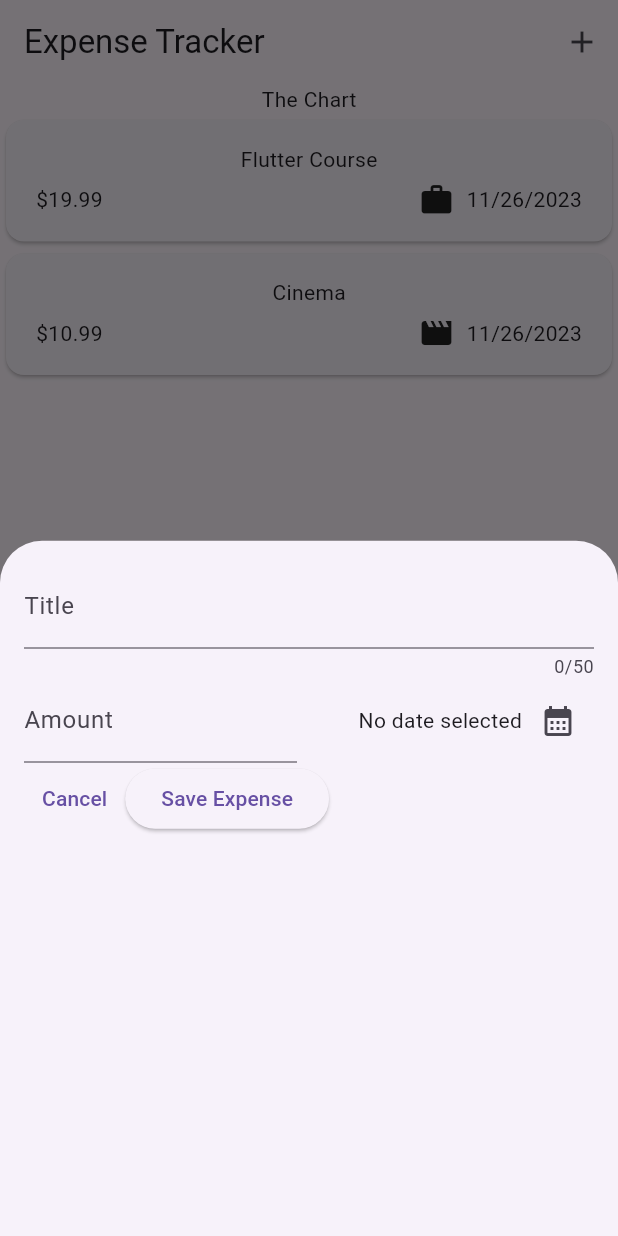
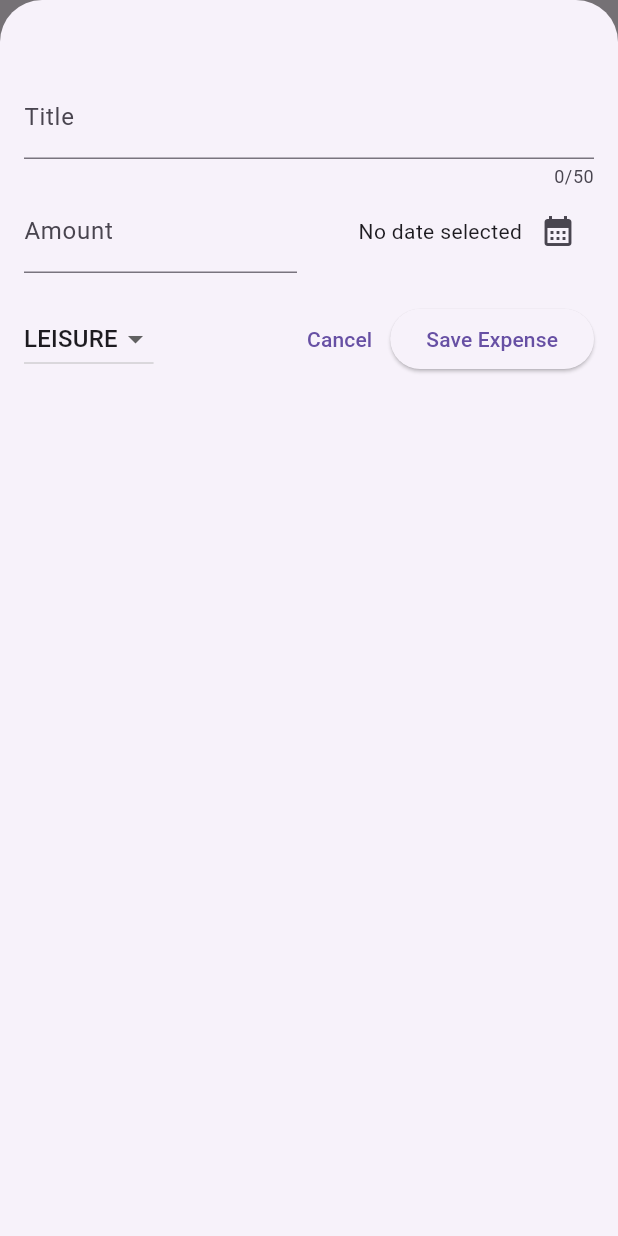
Before and after one commit to LeonaVerbovci/expense_tracker_app, a Flutter app: the screen it shows after launch, after a tap on the "add" icon, on a phone screen of 412 x 824 dp. Run offline on Flutter 3.47's test engine with Material 2 defaults, Android fonts, the phone set to English and light mode, and no system bars.

Commit message:
Validated User inputs, added error dialog, saving new expenses

```diff
--- a/lib/widgets/expenses.dart
+++ b/lib/widgets/expenses.dart
@@ -28,7 +28,17 @@ class _ExpensesState extends State<Expenses> {
 
   void _openAddExpenseOverlay() {
     showModalBottomSheet(
-        context: context, builder: (ctx) => const NewExpense());
+        isScrollControlled: true,
+        context: context,
+        builder: (ctx) => NewExpense(
+              onAddExpense: _addExpense,
+            ));
+  }
+
+  void _addExpense(Expense expense) {
+    setState(() {
+      _registeredExpenses.add(expense);
+    });
   }
 
   @override
--- a/lib/widgets/new_expense.dart
+++ b/lib/widgets/new_expense.dart
@@ -2,7 +2,9 @@ import 'package:expense_tracker_app/model/expense_model.dart';
 import 'package:flutter/material.dart';
 
 class NewExpense extends StatefulWidget {
-  const NewExpense({super.key});
+  const NewExpense({super.key, required this.onAddExpense});
+
+  final void Function(Expense expense) onAddExpense;
 
   @override
   State<NewExpense> createState() => _NewExpenseState();
@@ -12,6 +14,7 @@ class _NewExpenseState extends State<NewExpense> {
   final _titleController = TextEditingController();
   final _amountController = TextEditingController();
   DateTime? _selectedDate;
+  Category _selectedCategory = Category.leisure;
 
   void _presentDatePicker() async {
     final now = DateTime.now();
@@ -27,6 +30,43 @@ class _NewExpenseState extends State<NewExpense> {
     });
   }
 
+  void _submitExpenseData() {
+    final enteredAmount = double.tryParse(_amountController.text);
+    //tryParse takes a string as an input and then returns a double if it is able to convert that string to a number else returns null
+    final amountIsInvalid = enteredAmount == null || enteredAmount <= 0;
+    if (_titleController.text.trim().isEmpty ||
+        amountIsInvalid ||
+        _selectedDate ==
+            null) // trim - removes excess white space // will be true is we have an empty title or just a bunch of blanks
+    {
+      showDialog(
+        context: context,
+        builder: (ctx) => AlertDialog(
+          title: const Text('Invalid Input'),
+          content: const Text(
+              'Please make sure a valid title, amount, date and category was entered'),
+          actions: [
+            TextButton(
+              onPressed: () {
+                Navigator.pop(ctx);
+              },
+              child: const Text('Okay'),
+            )
+          ],
+        ),
+      );
+      return;
+    }
+    widget.onAddExpense(
+      Expense(
+          title: _titleController.text,
+          amount: enteredAmount,
+          date: _selectedDate!,
+          category: _selectedCategory),
+    );
+    Navigator.pop(context);
+  }
+
   @override
   void dispose() {
     _titleController.dispose();
@@ -38,7 +78,7 @@ class _NewExpenseState extends State<NewExpense> {
   @override
   Widget build(BuildContext context) {
     return Padding(
-      padding: const EdgeInsets.all(16),
+      padding: const EdgeInsets.fromLTRB(16, 50, 16, 16),
       child: Column(
         children: [
           TextField(
@@ -72,14 +112,39 @@ class _NewExpenseState extends State<NewExpense> {
                             .format(_selectedDate!)), // [!] never be null
                     IconButton(
                         onPressed: _presentDatePicker,
-                        icon: Icon(Icons.calendar_month))
+                        icon: const Icon(Icons.calendar_month))
                   ],
                 ),
               )
             ],
           ),
+          const SizedBox(
+            height: 20,
+          ),
           Row(
             children: [
+              DropdownButton<Category>(
+                value: _selectedCategory,
+                items: Category.values
+                    .map(
+                      (category) => DropdownMenuItem(
+                        value: category,
+                        child: Text(
+                          category.name.toUpperCase(),
+                        ),
+                      ),
+                    )
+                    .toList(),
+                onChanged: (value) {
+                  setState(() {
+                    if (value == null) {
+                      return;
+                    }
+                    _selectedCategory = value;
+                  });
+                },
+              ),
+              const Spacer(),
               TextButton(
                 onPressed: () {
                   Navigator.pop(context);
@@ -87,10 +152,7 @@ class _NewExpenseState extends State<NewExpense> {
                 child: const Text('Cancel'),
               ),
               ElevatedButton(
-                onPressed: () {
-                  print(_titleController.text);
-                  print(_amountController.text);
-                },
+                onPressed: _submitExpenseData,
                 child: const Text('Save Expense'),
               )
             ],
```
Also changed, not shown: 12 other files.
